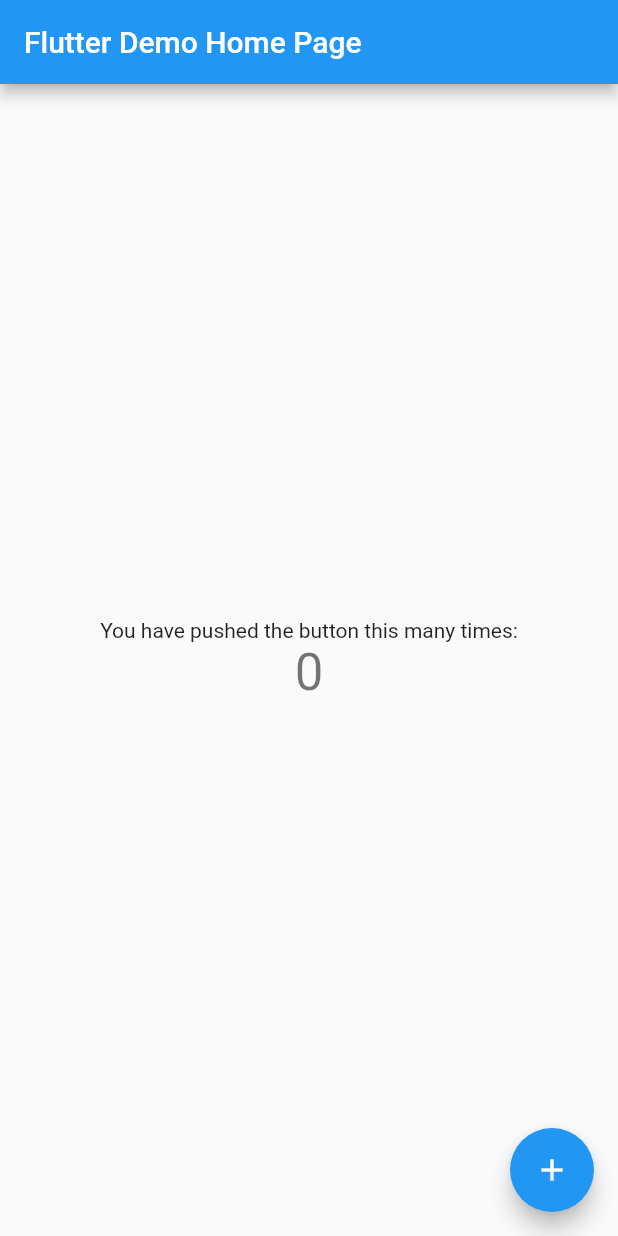
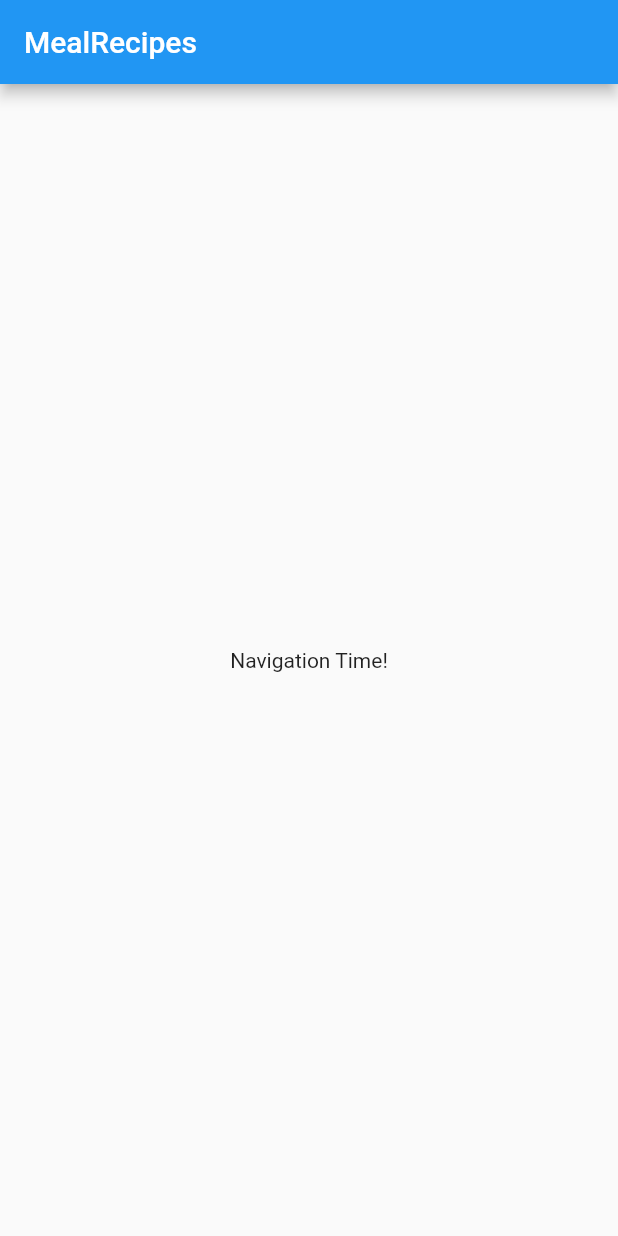
Before and after one commit to ixsho/meal_recipes, a Flutter app: the screen it shows after launch, on a phone screen of 412 x 824 dp. Run offline on Flutter 3.47's test engine with Material 2 defaults, Android fonts, the phone set to English and light mode, and no system bars.

Commit message:
Add: Show title

```diff
--- a/lib/main.dart
+++ b/lib/main.dart
@@ -1,113 +1,35 @@
 import 'package:flutter/material.dart';
 
-void main() {
-  runApp(MyApp());
-}
+void main() => runApp(MyApp());
 
 class MyApp extends StatelessWidget {
-  // This widget is the root of your application.
   @override
   Widget build(BuildContext context) {
     return MaterialApp(
-      title: 'Flutter Demo',
+      title: 'MealRecipes',
       theme: ThemeData(
-        // This is the theme of your application.
-        //
-        // Try running your application with "flutter run". You'll see the
-        // application has a blue toolbar. Then, without quitting the app, try
-        // changing the primarySwatch below to Colors.green and then invoke
-        // "hot reload" (press "r" in the console where you ran "flutter run",
-        // or simply save your changes to "hot reload" in a Flutter IDE).
-        // Notice that the counter didn't reset back to zero; the application
-        // is not restarted.
         primarySwatch: Colors.blue,
       ),
-      home: MyHomePage(title: 'Flutter Demo Home Page'),
+      home: MyHomePage(),
     );
   }
 }
 
 class MyHomePage extends StatefulWidget {
-  MyHomePage({Key key, this.title}) : super(key: key);
-
-  // This widget is the home page of your application. It is stateful, meaning
-  // that it has a State object (defined below) that contains fields that affect
-  // how it looks.
-
-  // This class is the configuration for the state. It holds the values (in this
-  // case the title) provided by the parent (in this case the App widget) and
-  // used by the build method of the State. Fields in a Widget subclass are
-  // always marked "final".
-
-  final String title;
-
   @override
   _MyHomePageState createState() => _MyHomePageState();
 }
 
 class _MyHomePageState extends State<MyHomePage> {
-  int _counter = 0;
-
-  void _incrementCounter() {
-    setState(() {
-      // This call to setState tells the Flutter framework that something has
-      // changed in this State, which causes it to rerun the build method below
-      // so that the display can reflect the updated values. If we changed
-      // _counter without calling setState(), then the build method would not be
-      // called again, and so nothing would appear to happen.
-      _counter++;
-    });
-  }
-
   @override
   Widget build(BuildContext context) {
-    // This method is rerun every time setState is called, for instance as done
-    // by the _incrementCounter method above.
-    //
-    // The Flutter framework has been optimized to make rerunning build methods
-    // fast, so that you can just rebuild anything that needs updating rather
-    // than having to individually change instances of widgets.
     return Scaffold(
       appBar: AppBar(
-        // Here we take the value from the MyHomePage object that was created by
-        // the App.build method, and use it to set our appbar title.
-        title: Text(widget.title),
+        title: Text('MealRecipes'),
       ),
       body: Center(
-        // Center is a layout widget. It takes a single child and positions it
-        // in the middle of the parent.
-        child: Column(
-          // Column is also a layout widget. It takes a list of children and
-          // arranges them vertically. By default, it sizes itself to fit its
-          // children horizontally, and tries to be as tall as its parent.
-          //
-          // Invoke "debug painting" (press "p" in the console, choose the
-          // "Toggle Debug Paint" action from the Flutter Inspector in Android
-          // Studio, or the "Toggle Debug Paint" command in Visual Studio Code)
-          // to see the wireframe for each widget.
-          //
-          // Column has various properties to control how it sizes itself and
-          // how it positions its children. Here we use mainAxisAlignment to
-          // center the children vertically; the main axis here is the vertical
-          // axis because Columns are vertical (the cross axis would be
-          // horizontal).
-          mainAxisAlignment: MainAxisAlignment.center,
-          children: <Widget>[
-            Text(
-              'You have pushed the button this many times:',
-            ),
-            Text(
-              '$_counter',
-              style: Theme.of(context).textTheme.headline4,
-            ),
-          ],
-        ),
+        child: Text('Navigation Time!'),
       ),
-      floatingActionButton: FloatingActionButton(
-        onPressed: _incrementCounter,
-        tooltip: 'Increment',
-        child: Icon(Icons.add),
-      ), // This trailing comma makes auto-formatting nicer for build methods.
     );
   }
 }
```
Also changed, not shown: pubspec.lock.
